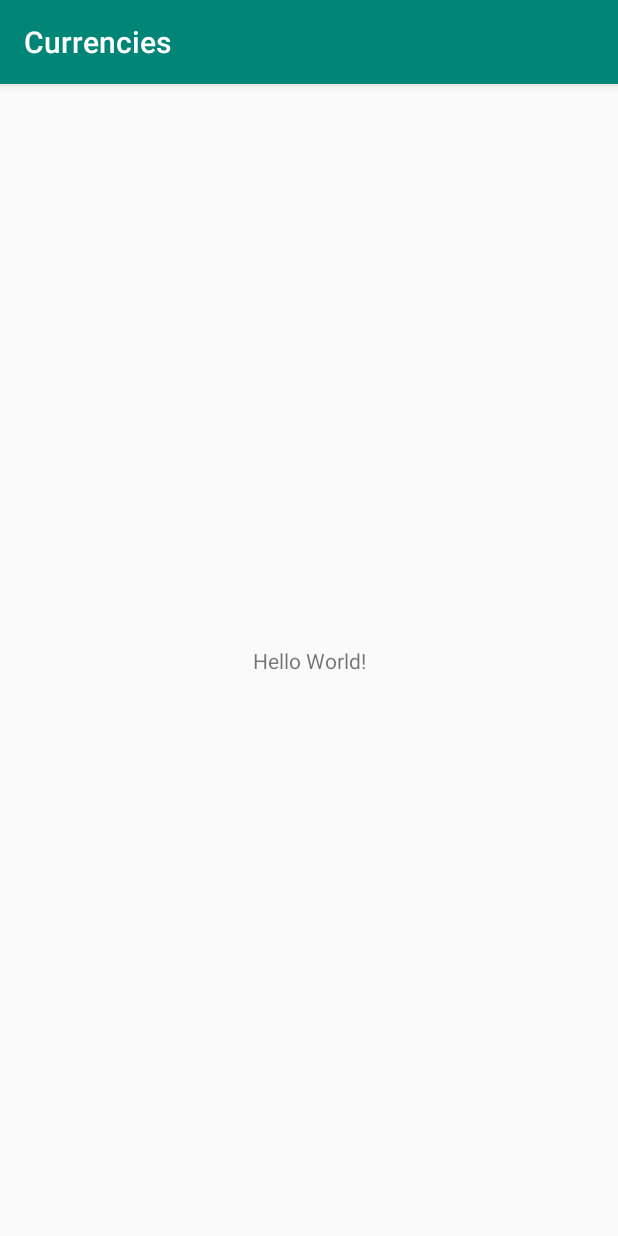
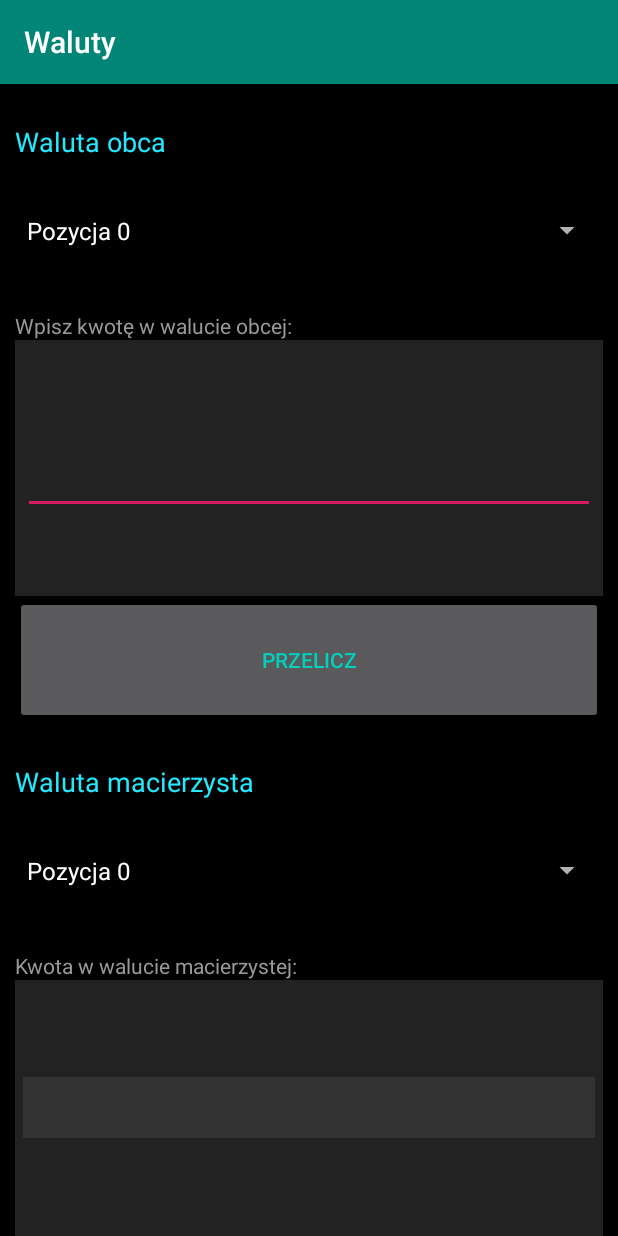
Before and after one commit to tombuczynski/currencies, an Android app: the screen it shows after launch (MainActivity), on a phone screen of 412 x 824 dp. Run offline under Robolectric (Android 15) with nearby library versions, the phone set to English and light mode, and no system bars.

Commit message:
Main layout

```diff
--- a/app/build.gradle
+++ b/app/build.gradle
@@ -21,8 +21,8 @@ android {
 dependencies {
     implementation fileTree(dir: 'libs', include: ['*.jar'])
     implementation 'androidx.appcompat:appcompat:1.1.0-alpha04'
-    implementation 'androidx.constraintlayout:constraintlayout:1.1.3'
-    testImplementation 'junit:junit:4.12'
-    androidTestImplementation 'androidx.test.ext:junit:1.1.0'
+    implementation 'androidx.constraintlayout:constraintlayout:2.0.0-alpha4'
+    testImplementation 'junit:junit:4.13-beta-2'
+    androidTestImplementation 'androidx.test.ext:junit:1.1.1-alpha03'
     androidTestImplementation 'androidx.test.espresso:espresso-core:3.2.0-alpha03'
 }
--- a/app/src/main/res/layout/activity_main.xml
+++ b/app/src/main/res/layout/activity_main.xml
@@ -1,19 +1,141 @@
 <?xml version="1.0" encoding="utf-8"?>
-<androidx.constraintlayout.widget.ConstraintLayout
+<LinearLayout
     xmlns:android="http://schemas.android.com/apk/res/android"
     xmlns:app="http://schemas.android.com/apk/res-auto"
     xmlns:tools="http://schemas.android.com/tools"
     android:layout_width="match_parent"
     android:layout_height="match_parent"
+    android:orientation="vertical"
     tools:context=".MainActivity">
 
-    <TextView
-        android:layout_width="wrap_content"
-        android:layout_height="wrap_content"
-        android:text="Hello World!"
-        app:layout_constraintBottom_toBottomOf="parent"
-        app:layout_constraintLeft_toLeftOf="parent"
-        app:layout_constraintRight_toRightOf="parent"
-        app:layout_constraintTop_toTopOf="parent"/>
+    <LinearLayout
+        android:layout_width="match_parent"
+        android:layout_height="0dp"
+        android:layout_weight="20"
+        android:orientation="vertical">
 
-</androidx.constraintlayout.widget.ConstraintLayout>
+        <TextView
+            android:layout_width="match_parent"
+            android:layout_height="0dp"
+            android:layout_marginLeft="10dp"
+            android:layout_marginRight="10dp"
+            android:layout_weight="30"
+            android:gravity="bottom"
+            android:text="Waluta obca"
+            android:textAppearance="@style/TextAppearance.AppCompat.Medium"
+            android:textColor="@color/colorBlueTurquoise"/>
+
+        <Spinner
+            android:id="@+id/spin_foreign"
+            android:layout_width="match_parent"
+            android:layout_height="0dp"
+            android:layout_marginLeft="10dp"
+            android:layout_marginRight="10dp"
+            android:layout_weight="55"
+            android:entries="@array/spin_test"
+            android:gravity="top"/>
+
+        <TextView
+            android:layout_width="match_parent"
+            android:layout_height="0dp"
+            android:layout_marginLeft="10dp"
+            android:layout_marginRight="10dp"
+            android:layout_weight="15"
+            android:gravity="bottom"
+            android:text="Wpisz kwotę w walucie obcej:"
+            android:textAppearance="@style/TextAppearance.AppCompat.Small"
+            android:textColor="@color/colorLightGrey"/>
+
+    </LinearLayout>
+
+    <LinearLayout
+        android:layout_width="match_parent"
+        android:layout_height="0dp"
+        android:layout_marginLeft="10dp"
+        android:layout_marginRight="10dp"
+        android:layout_weight="20"
+        android:background="@color/colorDarkGrey">
+
+        <EditText
+            android:id="@+id/edit_foreign"
+            android:layout_width="match_parent"
+            android:layout_height="wrap_content"
+            android:layout_gravity="center_vertical"
+            android:layout_marginLeft="5dp"
+            android:layout_marginRight="5dp"
+            android:ems="10"
+            android:inputType="numberDecimal"
+            android:textSize="30sp"
+            tools:text="10.25"/>
+    </LinearLayout>
+
+    <Button
+        android:id="@+id/btn_calc"
+        android:layout_width="match_parent"
+        android:layout_height="0dp"
+        android:layout_marginLeft="10dp"
+        android:layout_marginRight="10dp"
+        android:layout_weight="10"
+        android:text="PRZELICZ"
+        android:textColor="@color/colorTurquoise"/>
+
+    <LinearLayout
+        android:layout_width="match_parent"
+        android:layout_height="0dp"
+        android:layout_weight="20"
+        android:orientation="vertical">
+
+        <TextView
+            android:layout_width="match_parent"
+            android:layout_height="0dp"
+            android:layout_marginLeft="10dp"
+            android:layout_marginRight="10dp"
+            android:layout_weight="30"
+            android:gravity="bottom"
+            android:text="Waluta macierzysta"
+            android:textAppearance="@style/TextAppearance.AppCompat.Medium"
+            android:textColor="@color/colorBlueTurquoise"/>
+
+        <Spinner
+            android:id="@+id/spin_home"
+            android:layout_width="match_parent"
+            android:layout_height="0dp"
+            android:layout_marginLeft="10dp"
+            android:layout_marginRight="10dp"
+            android:layout_weight="55"
+            android:entries="@array/spin_test"
+            android:gravity="top"/>
+
+        <TextView
+            android:layout_width="match_parent"
+            android:layout_height="0dp"
+            android:layout_marginLeft="10dp"
+            android:layout_marginRight="10dp"
+            android:layout_weight="15"
+            android:gravity="bottom"
+            android:text="Kwota w walucie macierzystej:"
+            android:textAppearance="@style/TextAppearance.AppCompat.Small"
+            android:textColor="@color/colorLightGrey"/>
+    </LinearLayout>
+
+    <LinearLayout
+        android:layout_width="match_parent"
+        android:layout_height="0dp"
+        android:layout_marginLeft="10dp"
+        android:layout_marginRight="10dp"
+        android:layout_weight="20"
+        android:background="@color/colorDarkGrey">
+
+        <TextView
+            android:id="@+id/txt_home"
+            android:layout_width="match_parent"
+            android:layout_height="wrap_content"
+            android:layout_gravity="center_vertical"
+            android:layout_marginLeft="5dp"
+            android:layout_marginRight="5dp"
+            android:background="@color/colorSemiDarkGrey"
+            android:textSize="30sp"
+            android:textStyle="normal"
+            tools:text="125.10"/>
+    </LinearLayout>
+</LinearLayout>
--- a/app/src/main/res/values/colors.xml
+++ b/app/src/main/res/values/colors.xml
@@ -3,4 +3,9 @@
     <color name="colorPrimary">#008577</color>
     <color name="colorPrimaryDark">#00574B</color>
     <color name="colorAccent">#D81B60</color>
+    <color name="colorBlueTurquoise">#22e9ff</color>
+    <color name="colorTurquoise">#01CEBB</color>
+    <color name="colorDarkGrey">#222</color>
+    <color name="colorSemiDarkGrey">#333</color>
+    <color name="colorLightGrey">#999</color>
 </resources>
--- a/app/src/main/res/values/strings.xml
+++ b/app/src/main/res/values/strings.xml
@@ -1,3 +1,8 @@
 <resources>
-    <string name="app_name">Currencies</string>
+    <string name="app_name">Waluty</string>
+    <string-array name="spin_test">
+        <item>Pozycja 0</item>
+        <item>Pozycja 1</item>
+        <item>Pozycja 2</item>
+    </string-array>
 </resources>
--- a/app/src/main/res/values/styles.xml
+++ b/app/src/main/res/values/styles.xml
@@ -1,11 +1,14 @@
 <resources>
 
     <!-- Base application theme. -->
-    <style name="AppTheme" parent="Theme.AppCompat.Light.DarkActionBar">
+    <style name="AppTheme" parent="Theme.AppCompat">
         <!-- Customize your theme here. -->
         <item name="colorPrimary">@color/colorPrimary</item>
         <item name="colorPrimaryDark">@color/colorPrimaryDark</item>
         <item name="colorAccent">@color/colorAccent</item>
+        <item name="android:colorBackground">@android:color/black</item>
+        <item name="android:textColor">@android:color/white</item>
+        <item name="android:editTextColor">@android:color/white</item>
     </style>
 
 </resources>
--- a/build.gradle
+++ b/build.gradle
@@ -7,7 +7,7 @@ buildscript {
 
     }
     dependencies {
-        classpath 'com.android.tools.build:gradle:3.3.2'
+        classpath 'com.android.tools.build:gradle:3.4.0'
 
         // NOTE: Do not place your application dependencies here; they belong
         // in the individual module build.gradle files
```
Also changed, not shown: gradle/wrapper/gradle-wrapper.properties.
